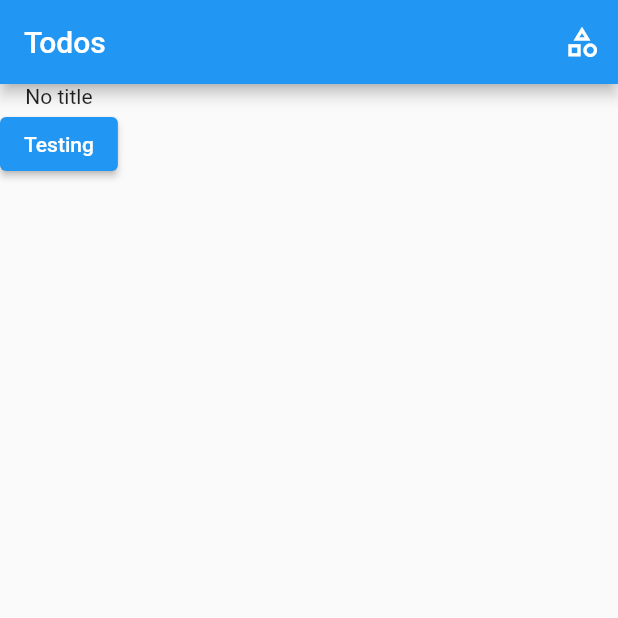
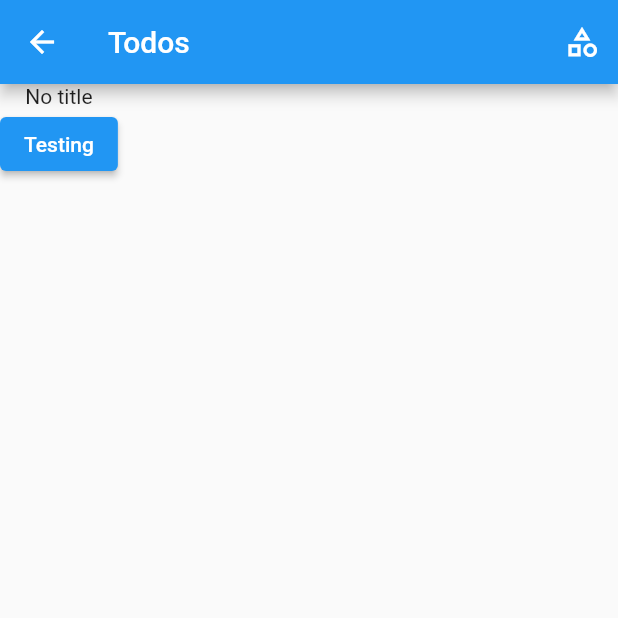
Before and after one commit to gthiodores/my_drift_testing, a Flutter app: the screen it shows after launch, after a tap on the "add" icon, on a phone screen of 412 x 824 dp, the top half of it. Run offline on Flutter 3.47's test engine with Material 2 defaults, Android fonts, the phone set to English and light mode, and no system bars; our stand-ins replace drift, flutter_riverpod; accounts and stored records are empty; generated files the repository leaves out were written again.

Commit message:
feat: added back button support for mobile view

```diff
--- a/lib/presentation/todo_master_detail_route.dart
+++ b/lib/presentation/todo_master_detail_route.dart
@@ -16,6 +16,9 @@ class TodoMasterDetailRoute extends ConsumerWidget {
     return Scaffold(
       appBar: AppBar(
         title: const Text('Todos'),
+        leading: _buildActionButton(context, onPressed: () {
+          ref.read(todoMasterDetailNotifierProvider.notifier).onEditingDone();
+        }),
         actions: [
           IconButton(
             onPressed: () {
@@ -49,6 +52,22 @@ class TodoMasterDetailRoute extends ConsumerWidget {
                   .read(todoMasterDetailNotifierProvider.notifier)
                   .onEditingDone,
             ),
+    );
+  }
+
+  Widget? _buildActionButton(
+    BuildContext context, {
+    required Function onPressed,
+  }) {
+    if (MediaQuery.of(context).size.width > 600) {
+      return null;
+    }
+
+    return IconButton(
+      onPressed: () {
+        onPressed();
+      },
+      icon: const Icon(Icons.arrow_back),
     );
   }
 
```
